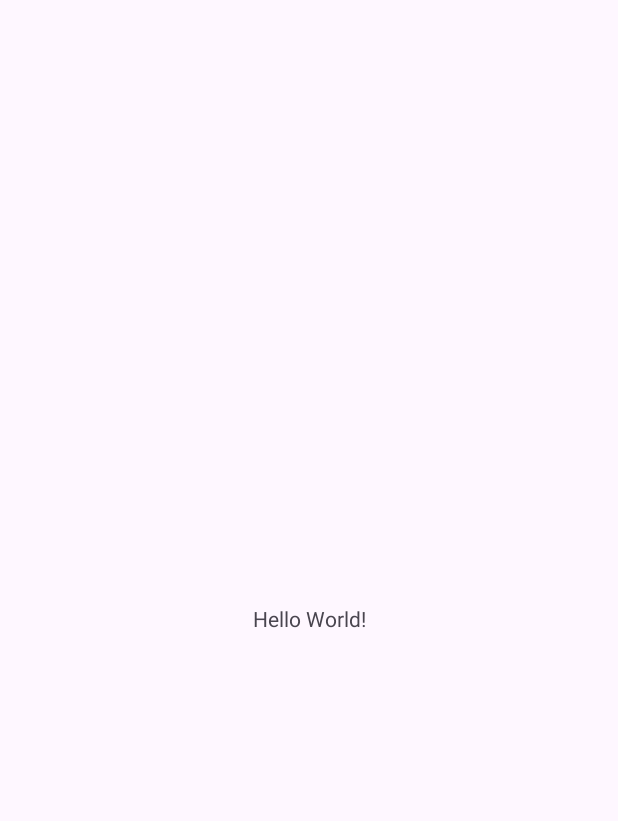
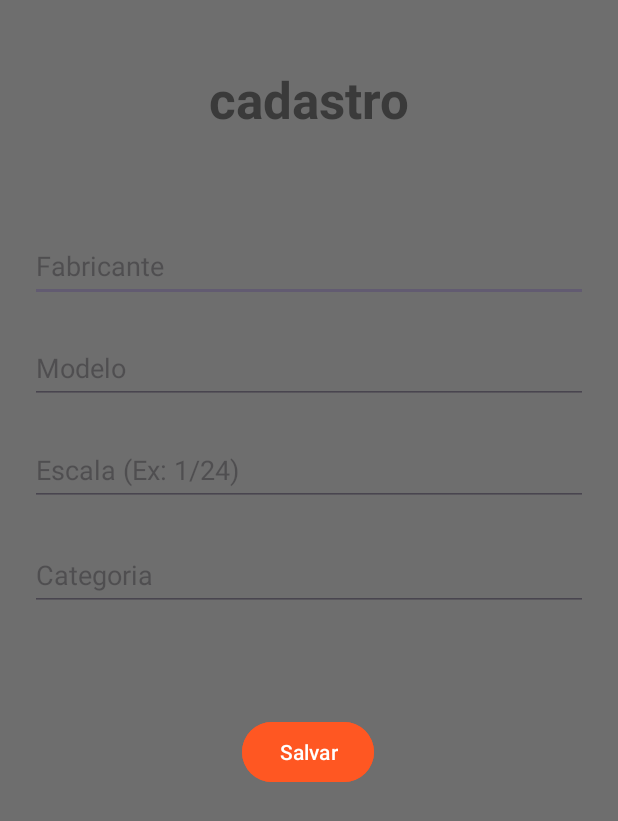
Before and after one commit to andreppc21/AndreCosta, an Android app: the screen it shows after launch (MainActivity), on a phone screen of 412 x 824 dp. Before the commit the part shown is almost empty. Shown: the top 821 px of the screen. Run offline under Robolectric (Android 15) with nearby library versions, the phone set to English and light mode, and no system bars.

Commit message:
layout e inicio de da criação de classes

```diff
--- a/APPE/app/src/main/AndroidManifest.xml
+++ b/APPE/app/src/main/AndroidManifest.xml
@@ -13,7 +13,7 @@
         android:theme="@style/Theme.APPE"
         tools:targetApi="31">
         <activity
-            android:name=".MainActivity"
+            android:name=".view.MainActivity"
             android:exported="true">
             <intent-filter>
                 <action android:name="android.intent.action.MAIN" />
--- a/APPE/app/src/main/java/devandroid/andre/appe/MainActivity.java
+++ /dev/null
@@ -1,14 +0,0 @@
-package devandroid.andre.appe;
-
-import androidx.appcompat.app.AppCompatActivity;
-
-import android.os.Bundle;
-
-public class MainActivity extends AppCompatActivity {
-
-    @Override
-    protected void onCreate(Bundle savedInstanceState) {
-        super.onCreate(savedInstanceState);
-        setContentView(R.layout.activity_main);
-    }
-}
--- /dev/null
+++ b/APPE/app/src/main/java/devandroid/andre/appe/model/CadastroKit.java
@@ -0,0 +1,60 @@
+package devandroid.andre.appe.model;
+
+public class CadastroKit {
+
+    private String fabricante;
+    private String modelo;
+    private String escala;
+    private String categoria;
+
+public CadastroKit(){
+
+
+}
+
+    public String getFabricante() {
+        return fabricante;
+    }
+
+    public void setFabricante(String fabricante) {
+        this.fabricante = fabricante;
+    }
+
+    public String getModelo() {
+        return modelo;
+    }
+
+    public void setModelo(String modelo) {
+        this.modelo = modelo;
+    }
+
+    public String getEscala() {
+        return escala;
+    }
+
+    public void setEscala(String escala) {
+        this.escala = escala;
+    }
+
+    public String getCategoria() {
+        return categoria;
+    }
+
+    public void setCategoria(String categoria) {
+        this.categoria = categoria;
+    }
+
+
+
+
+
+
+
+
+
+
+
+
+
+
+}
--- /dev/null
+++ b/APPE/app/src/main/java/devandroid/andre/appe/model/Jurado.java
@@ -0,0 +1,28 @@
+package devandroid.andre.appe.model;
+
+public class Jurado {
+
+    private String nome;
+    private String idade;
+
+    public Jurado(String nome,String idade){
+
+
+    }
+
+    public String getNome() {
+        return nome;
+    }
+
+    public void setNome(String nome) {
+        this.nome = nome;
+    }
+
+    public String getIdade() {
+        return idade;
+    }
+
+    public void setIdade(String idade) {
+        this.idade = idade;
+    }
+}
--- /dev/null
+++ b/APPE/app/src/main/java/devandroid/andre/appe/view/MainActivity.java
@@ -0,0 +1,31 @@
+package devandroid.andre.appe.view;
+
+import androidx.appcompat.app.AppCompatActivity;
+
+import android.os.Bundle;
+
+import devandroid.andre.appe.R;
+import devandroid.andre.appe.model.CadastroKit;
+import devandroid.andre.appe.model.Jurado;
+
+public class MainActivity extends AppCompatActivity {
+    CadastroKit cadastroKit;
+    Jurado jurado;
+    @Override
+    protected void onCreate(Bundle savedInstanceState) {
+        super.onCreate(savedInstanceState);
+        setContentView(R.layout.activity_main);
+        cadastroKit = new CadastroKit();
+        jurado = new Jurado("andre","30");
+        System.out.println("olá");
+        System.out.println("jurado:"+ jurado.getNome());
+
+
+
+
+
+
+
+
+    }
+}
--- a/APPE/app/src/main/res/layout/activity_main.xml
+++ b/APPE/app/src/main/res/layout/activity_main.xml
@@ -4,15 +4,99 @@
     xmlns:tools="http://schemas.android.com/tools"
     android:layout_width="match_parent"
     android:layout_height="match_parent"
-    tools:context=".MainActivity">
+    android:background="#F1EEEE"
+    android:backgroundTint="#6E6E6E"
+    tools:context=".view.MainActivity">
 
     <TextView
+        android:id="@+id/txtTituloApp"
         android:layout_width="wrap_content"
-        android:layout_height="wrap_content"
-        android:text="Hello World!"
+        android:layout_height="46dp"
+        android:text="@string/txt_hint_titulo"
+        android:textColor="#3A3A3A"
+        android:textSize="34sp"
+        android:textStyle="bold"
         app:layout_constraintBottom_toBottomOf="parent"
         app:layout_constraintEnd_toEndOf="parent"
         app:layout_constraintStart_toStartOf="parent"
-        app:layout_constraintTop_toTopOf="parent" />
+        app:layout_constraintTop_toTopOf="parent"
+        app:layout_constraintVertical_bias="0.056" />
+
+    <EditText
+        android:id="@+id/editFabricante"
+        android:layout_width="match_parent"
+        android:layout_height="48dp"
+        android:layout_margin="20dp"
+        android:autofillHints=""
+        android:ems="10"
+        android:hint="@string/txt_hint_fabricante"
+        android:inputType="text"
+        app:layout_constraintBottom_toBottomOf="parent"
+        app:layout_constraintEnd_toEndOf="parent"
+        app:layout_constraintHorizontal_bias="0.6"
+        app:layout_constraintStart_toStartOf="parent"
+        app:layout_constraintTop_toBottomOf="@+id/txtTituloApp"
+        app:layout_constraintVertical_bias="0.068" />
+
+    <EditText
+        android:id="@+id/editEscala"
+        android:layout_width="match_parent"
+        android:layout_height="48dp"
+        android:layout_margin="20dp"
+        android:layout_marginTop="16dp"
+        android:autofillHints=""
+        android:ems="10"
+        android:hint="@string/txt_hint_escala"
+        android:inputType="text"
+        app:layout_constraintEnd_toEndOf="parent"
+        app:layout_constraintHorizontal_bias="0.6"
+        app:layout_constraintStart_toStartOf="parent"
+        app:layout_constraintTop_toBottomOf="@+id/editModelo" />
+
+    <EditText
+        android:id="@+id/editModelo"
+        android:layout_width="match_parent"
+        android:layout_height="48dp"
+        android:layout_margin="20dp"
+        android:layout_marginTop="4dp"
+        android:autofillHints=""
+        android:ems="10"
+        android:hint="@string/txt_hint_modelo"
+        android:inputType="text"
+        app:layout_constraintEnd_toEndOf="parent"
+        app:layout_constraintHorizontal_bias="0.6"
+        app:layout_constraintStart_toStartOf="parent"
+        app:layout_constraintTop_toBottomOf="@+id/editFabricante" />
+
+    <EditText
+        android:id="@+id/editCategoria"
+        android:layout_width="match_parent"
+        android:layout_height="48dp"
+        android:layout_margin="20dp"
+        android:layout_marginTop="20dp"
+        android:autofillHints=""
+        android:ems="10"
+        android:hint="@string/txt_hint_categoria"
+        android:inputType="text"
+        app:layout_constraintBottom_toBottomOf="parent"
+        app:layout_constraintEnd_toEndOf="parent"
+        app:layout_constraintHorizontal_bias="0.6"
+        app:layout_constraintStart_toStartOf="parent"
+        app:layout_constraintTop_toBottomOf="@+id/editEscala"
+        app:layout_constraintVertical_bias="0.005" />
+
+    <Button
+        android:id="@+id/btnSalvar"
+        android:layout_width="wrap_content"
+        android:layout_height="wrap_content"
+        android:layout_marginTop="70dp"
+        android:backgroundTint="@color/APPE"
+        android:text="@string/btn_txt_salvar"
+        app:layout_constraintBottom_toBottomOf="parent"
+        app:layout_constraintEnd_toEndOf="parent"
+        app:layout_constraintHorizontal_bias="0.498"
+        app:layout_constraintStart_toStartOf="parent"
+        app:layout_constraintTop_toBottomOf="@+id/editCategoria"
+        app:layout_constraintVertical_bias="0.0" />
 
 </androidx.constraintlayout.widget.ConstraintLayout>
--- a/APPE/app/src/main/res/values/colors.xml
+++ b/APPE/app/src/main/res/values/colors.xml
@@ -2,4 +2,6 @@
 <resources>
     <color name="black">#FF000000</color>
     <color name="white">#FFFFFFFF</color>
+    <color name="APPE">#FF5722</color>
+
 </resources>
--- a/APPE/app/src/main/res/values/strings.xml
+++ b/APPE/app/src/main/res/values/strings.xml
@@ -1,3 +1,11 @@
 <resources>
     <string name="app_name">APPE</string>
+    <string name="txt_hint_fabricante">Fabricante</string>
+    <string name="txt_cadastro">\"cadastro\"</string>
+    <string name="txt_hint_titulo">cadastro\n</string>
+    <string name="txt_hint_modelo">Modelo</string>
+    <string name="txt_hint_escala">Escala (Ex: 1/24)</string>
+    <string name="txt_hint_categoria">Categoria</string>
+    <string name="btn_txt_salvar">Salvar</string>
+
 </resources>
```
Also changed, not shown: 2 other files.
